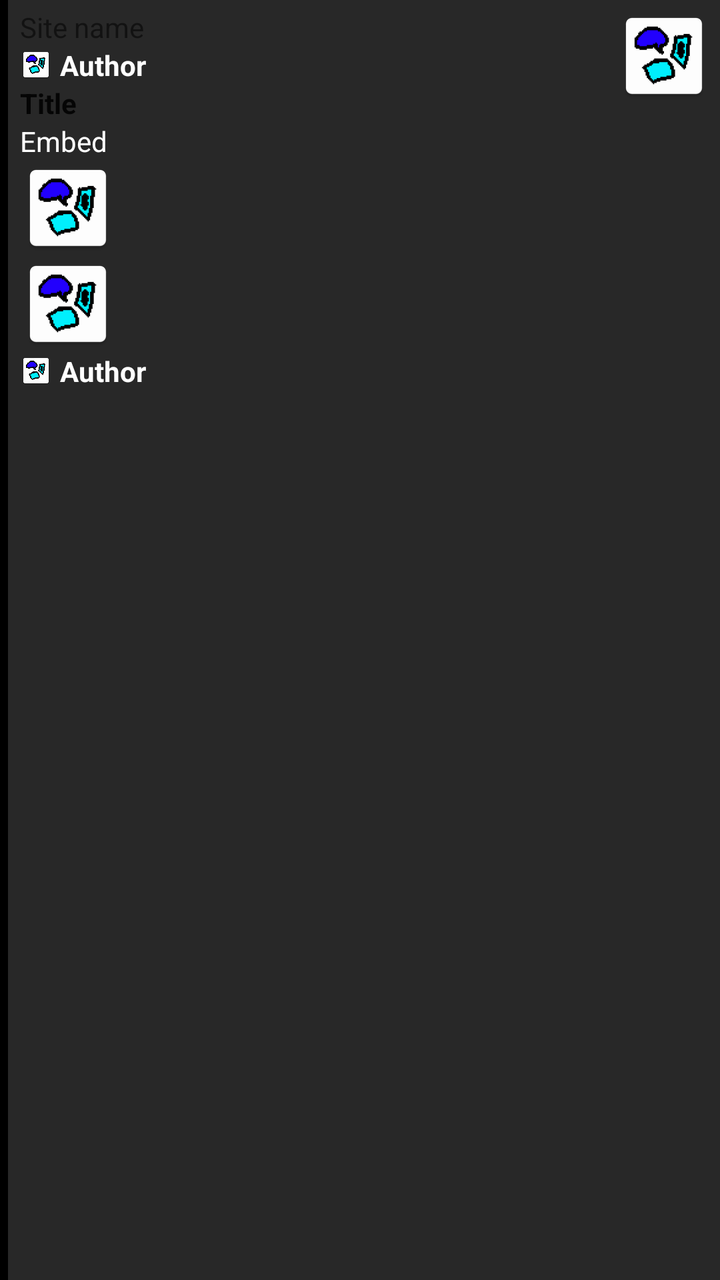
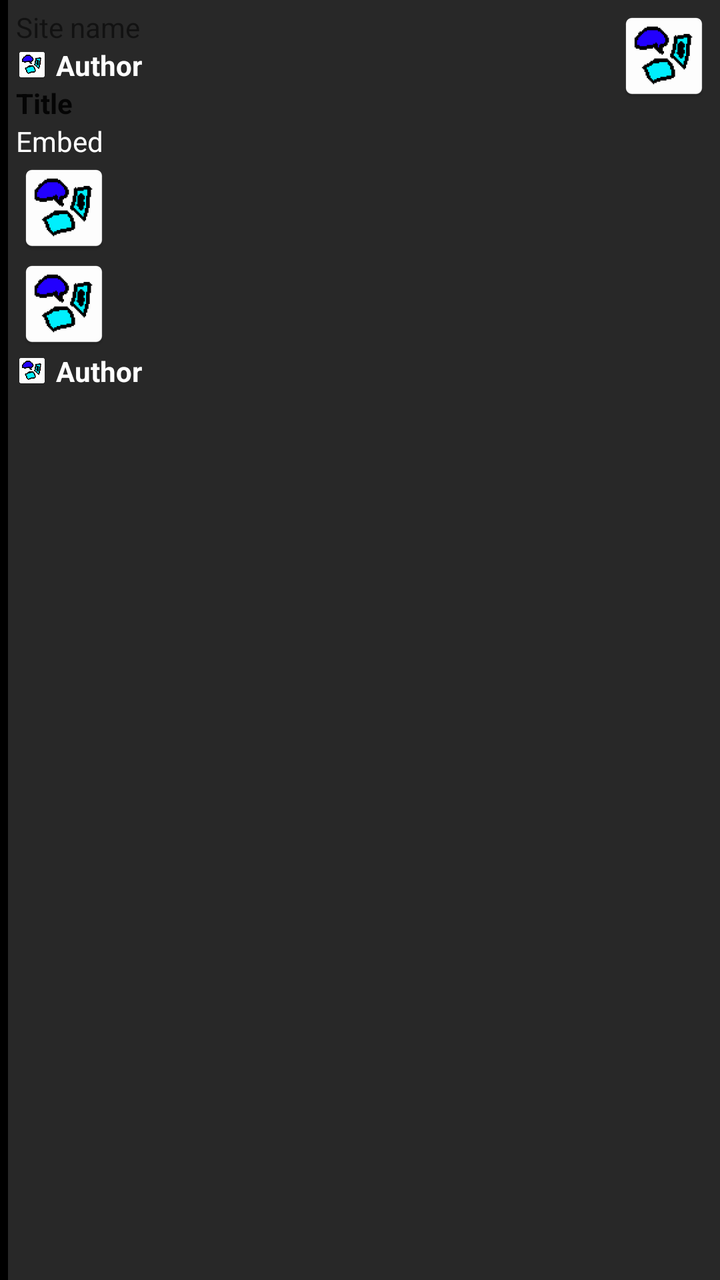

Before-and-after screenshots of an Android layout around one commit, followed by the original layout XML and the change that was made.
<!-- AndroidManifest.xml: fallback theme Theme.MaterialComponents.DayNight.NoActionBar -->
<!-- res/layout/embed.xml -->
<?xml version="1.0" encoding="utf-8"?>
<LinearLayout xmlns:android="http://schemas.android.com/apk/res/android"
    android:id="@+id/embed"
    android:layout_width="fill_parent"
    android:layout_height="fill_parent"
    android:background="@color/embed_background"
    android:orientation="horizontal">

    <View
        android:id="@+id/embed_color"
        android:layout_width="4dp"
        android:layout_height="wrap_content"
        android:layout_marginRight="2dp"
        android:background="#000" />

    <LinearLayout
        android:layout_width="0dp"
        android:layout_height="wrap_content"
        android:layout_margin="4dp"
        android:layout_weight="1"
        android:orientation="vertical" >

        <TextView
            android:id="@+id/embed_site_name"
            android:layout_width="wrap_content"
            android:layout_height="wrap_content"
            android:text="Site name"
            android:textAppearance="?android:attr/textAppearanceSmall" />

        <LinearLayout
            android:id="@+id/embed_author"
            android:layout_width="wrap_content"
            android:layout_height="wrap_content"
            android:gravity="center_vertical"
            android:orientation="horizontal" >

            <ImageView
                android:id="@+id/embed_author_icon"
                android:layout_width="16dp"
                android:layout_height="16dp"
                android:layout_marginRight="4dp"
                android:scaleType="centerCrop"
                android:src="@mipmap/ic_launcher" />

            <TextView
                android:id="@+id/embed_author_name"
                android:layout_width="wrap_content"
                android:layout_height="wrap_content"
                android:text="Author"
                android:textAppearance="?android:attr/textAppearanceSmall"
                android:textColor="@android:color/primary_text_dark"
                android:textStyle="bold" />

        </LinearLayout>

        <TextView
            android:id="@+id/embed_title"
            android:layout_width="wrap_content"
            android:layout_height="wrap_content"
            android:text="Title"
            android:textAppearance="?android:attr/textAppearance"
            android:textStyle="bold" />

        <TextView
            android:id="@+id/embed_content"
            android:layout_width="wrap_content"
            android:layout_height="wrap_content"
            android:text="Embed"
            android:textColor="@android:color/primary_text_dark" />

        <LinearLayout
            android:orientation="vertical"
            android:layout_width="wrap_content"
            android:layout_height="wrap_content"
            android:id="@+id/msg_fields"></LinearLayout>

        <ImageView
            android:id="@+id/embed_image"
            android:layout_width="wrap_content"
            android:layout_height="wrap_content"
            android:scaleType="fitCenter"
            android:src="@mipmap/ic_launcher" />

        <ImageView
            android:id="@+id/embed_video"
            android:layout_width="wrap_content"
            android:layout_height="wrap_content"
            android:scaleType="fitCenter"
            android:src="@mipmap/ic_launcher" />

        <LinearLayout
            android:id="@+id/embed_footer"
            android:layout_width="wrap_content"
            android:layout_height="wrap_content"
            android:gravity="center_vertical"
            android:orientation="horizontal" >

            <ImageView
                android:id="@+id/embed_footer_icon"
                android:layout_width="16dp"
                android:layout_height="16dp"
                android:layout_marginRight="4dp"
                android:scaleType="centerCrop"
                android:src="@mipmap/ic_launcher" />

            <TextView
                android:id="@+id/embed_footer_content"
                android:layout_width="wrap_content"
                android:layout_height="wrap_content"
                android:text="Author"
                android:textAppearance="?android:attr/textAppearanceSmall"
                android:textColor="@android:color/primary_text_dark"
                android:textStyle="bold" />

        </LinearLayout>

    </LinearLayout>

    <ImageView
        android:id="@+id/embed_icon"
        android:layout_width="48dp"
        android:layout_height="48dp"
        android:layout_marginBottom="4dp"
        android:layout_marginRight="4dp"
        android:layout_marginTop="4dp"
        android:scaleType="fitStart"
        android:src="@mipmap/ic_launcher" />

</LinearLayout>
<!-- resources referenced by this layout -->
<resources>
  <color name="embed_background">#282828</color>
  <!-- mipmap ic_launcher: png bitmap (mipmap-hdpi, 2147 bytes) -->
</resources>

<!-- the commit's change to res/layout/embed.xml (unified diff, before → after) -->
@@ -10,7 +10,6 @@
         android:id="@+id/embed_color"
         android:layout_width="4dp"
         android:layout_height="wrap_content"
-        android:layout_marginRight="2dp"
         android:background="#000" />
 
     <LinearLayout
@@ -72,7 +71,7 @@
             android:orientation="vertical"
             android:layout_width="wrap_content"
             android:layout_height="wrap_content"
-            android:id="@+id/msg_fields"></LinearLayout>
+            android:id="@+id/embed_fields"></LinearLayout>
 
         <ImageView
             android:id="@+id/embed_image"
